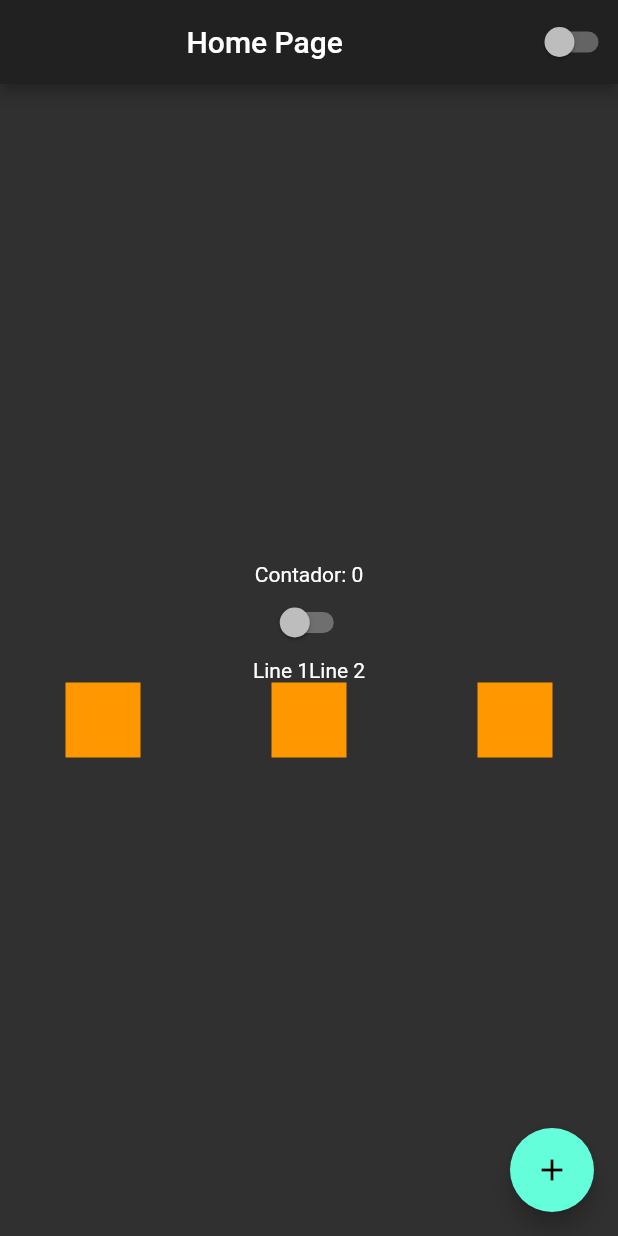
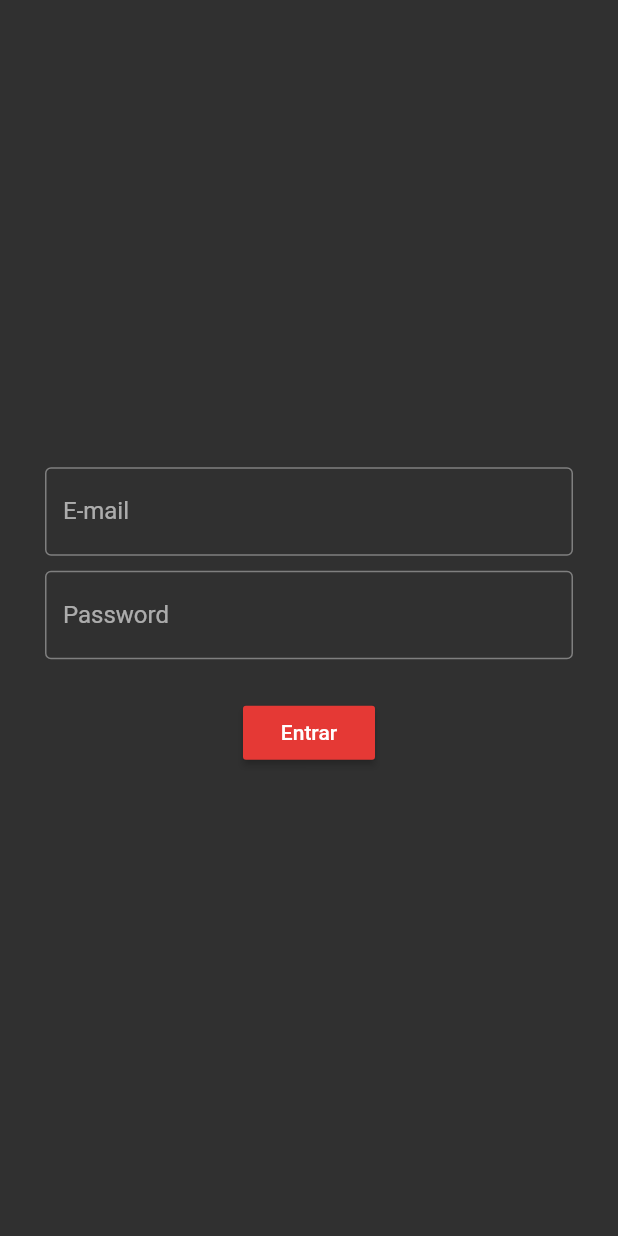
Before and after one commit to Natanael-ADS/Cursos, a Flutter app: the screen it shows after launch, on a phone screen of 412 x 824 dp. Run offline on Flutter 3.47's test engine with Material 2 defaults, Android fonts, the phone set to English and light mode, and no system bars.

Commit message:
08 - curso flutter - textfield

```diff
--- a/08 - Flutter/Aulas/curso/lib/app_widget.dart
+++ b/08 - Flutter/Aulas/curso/lib/app_widget.dart
@@ -1,4 +1,5 @@
 import 'package:curso/app_controller.dart';
+import 'package:curso/login_page.dart';
 import 'package:flutter/material.dart';
 
 import 'home_page.dart';
@@ -19,7 +20,7 @@ class AppWidget extends StatelessWidget {
                 brightness: AppController.instance.isDarkTheme
                     ? Brightness.light
                     : Brightness.dark),
-            home: HomePage());
+            home: LoginPage());
       },
     );
   }
--- a/08 - Flutter/Aulas/curso/lib/home_page.dart
+++ b/08 - Flutter/Aulas/curso/lib/home_page.dart
@@ -55,7 +55,7 @@ class HomePageState extends State<HomePage> {
     return Container(
       height: 50,
       width: 50,
-      color: Colors.orange,
+      color: Colors.blue,
     );
   }
 }
--- /dev/null
+++ b/08 - Flutter/Aulas/curso/lib/login_page.dart
@@ -0,0 +1,76 @@
+import 'package:flutter/material.dart';
+
+class LoginPage extends StatefulWidget {
+  @override
+  _LoginPageState createState() => _LoginPageState();
+}
+
+class _LoginPageState extends State<LoginPage> {
+  String email = '';
+  String password = '';
+  static const String cEmail = 'natanael@gmail.com';
+  static const String cPassword = '123';
+  @override
+  Widget build(BuildContext context) {
+    return Scaffold(
+      body: SingleChildScrollView(
+        child: SizedBox(
+            width: MediaQuery.of(context).size.width,
+            height: MediaQuery.of(context).size.height,
+            child: Padding(
+              padding: const EdgeInsets.all(30.0),
+              child: Column(
+                mainAxisAlignment: MainAxisAlignment.center,
+                children: [
+                  fEmail(),
+                  fEspaco(10),
+                  fpassword(),
+                  fEspaco(25),
+                  fEntrar()
+                ],
+              ),
+            )),
+      ),
+    );
+  }
+
+  fEmail() {
+    return TextField(
+      onChanged: (value) => email = value,
+      keyboardType: TextInputType.emailAddress,
+      decoration:
+          InputDecoration(border: OutlineInputBorder(), labelText: 'E-mail'),
+    );
+  }
+
+  fpassword() {
+    return TextField(
+      onChanged: (value) => password = value,
+      keyboardType: TextInputType.number,
+      obscureText: true,
+      decoration:
+          InputDecoration(border: OutlineInputBorder(), labelText: 'Password'),
+    );
+  }
+
+  fEspaco(double size) {
+    return SizedBox(
+      height: size,
+    );
+  }
+
+  fEntrar() {
+    return RaisedButton(
+      onPressed: () {
+        if ((email == cEmail) && (password == cPassword)) {
+          print('Correto');
+        } else {
+          print('Senha ou email inválido!');
+          print(password);
+          print(email);
+        }
+      },
+      child: Text('Entrar'),
+    );
+  }
+}
```
Also changed, not shown: 08 - Flutter/nubank_app/pubspec.lock, 08 - Flutter/primeiro_app_flutter/pubspec.lock.
